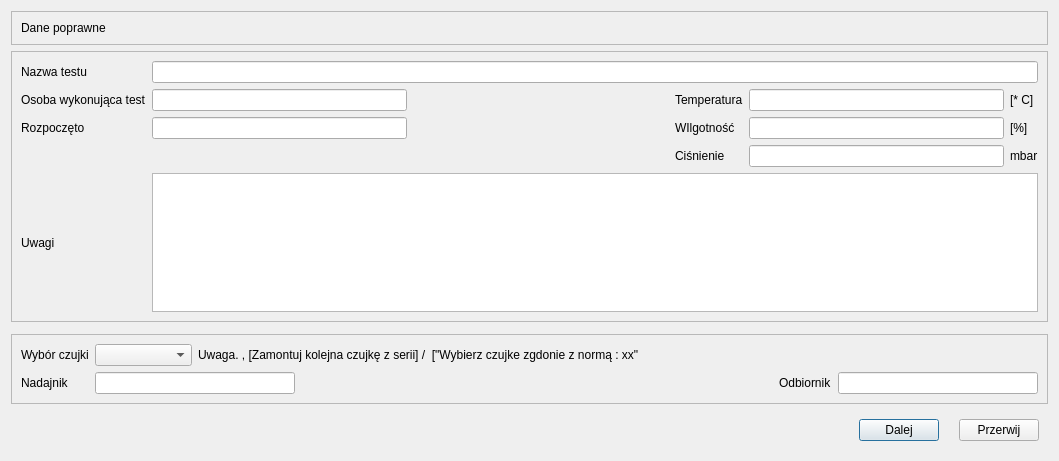
The window that CzujkiLinioweApp/test1parametrytestu.ui (wiacekmarcin/CzujkiLiniowe) describes before a commit, drawn with Qt 5.
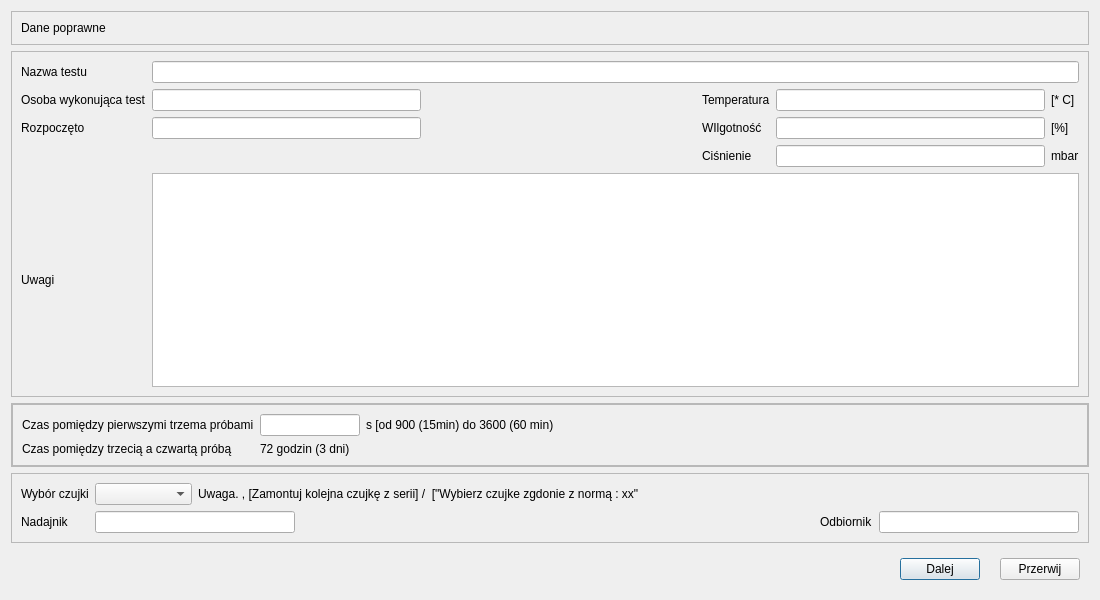
The same window after the commit. Icons and pictures are not drawn.

Diff of the .ui file:
```diff
--- a/CzujkiLinioweApp/test1parametrytestu.ui
+++ b/CzujkiLinioweApp/test1parametrytestu.ui
@@ -6,8 +6,8 @@
    <rect>
     <x>0</x>
     <y>0</y>
-    <width>1059</width>
-    <height>461</height>
+    <width>1100</width>
+    <height>600</height>
    </rect>
   </property>
   <property name="windowTitle">
@@ -165,6 +165,95 @@
      <property name="frameShadow">
       <enum>QFrame::Raised</enum>
      </property>
+     <layout class="QVBoxLayout" name="verticalLayout_2">
+      <property name="spacing">
+       <number>0</number>
+      </property>
+      <property name="leftMargin">
+       <number>0</number>
+      </property>
+      <property name="topMargin">
+       <number>0</number>
+      </property>
+      <property name="rightMargin">
+       <number>0</number>
+      </property>
+      <property name="bottomMargin">
+       <number>0</number>
+      </property>
+      <item>
+       <widget class="QFrame" name="frame_powtarzalnosc">
+        <property name="frameShape">
+         <enum>QFrame::StyledPanel</enum>
+        </property>
+        <property name="frameShadow">
+         <enum>QFrame::Raised</enum>
+        </property>
+        <layout class="QGridLayout" name="gridLayout_3">
+         <item row="0" column="0">
+          <widget class="QLabel" name="label_11">
+           <property name="text">
+            <string>Czas pomiędzy pierwszymi trzema próbami</string>
+           </property>
+          </widget>
+         </item>
+         <item row="0" column="1">
+          <widget class="QLineEdit" name="powtarzalnosc_czas">
+           <property name="minimumSize">
+            <size>
+             <width>100</width>
+             <height>0</height>
+            </size>
+           </property>
+           <property name="maximumSize">
+            <size>
+             <width>100</width>
+             <height>16777215</height>
+            </size>
+           </property>
+           <property name="maxLength">
+            <number>8</number>
+           </property>
+          </widget>
+         </item>
+         <item row="0" column="3">
+          <spacer name="horizontalSpacer_3">
+           <property name="orientation">
+            <enum>Qt::Horizontal</enum>
+           </property>
+           <property name="sizeHint" stdset="0">
+            <size>
+             <width>40</width>
+             <height>20</height>
+            </size>
+           </property>
+          </spacer>
+         </item>
+         <item row="1" column="0">
+          <widget class="QLabel" name="label_12">
+           <property name="text">
+            <string>Czas pomiędzy trzecią a czwartą próbą</string>
+           </property>
+          </widget>
+         </item>
+         <item row="1" column="1">
+          <widget class="QLabel" name="label_13">
+           <property name="text">
+            <string>72 godzin (3 dni)</string>
+           </property>
+          </widget>
+         </item>
+         <item row="0" column="2">
+          <widget class="QLabel" name="label_14">
+           <property name="text">
+            <string>s [od 900 (15min) do 3600 (60 min)</string>
+           </property>
+          </widget>
+         </item>
+        </layout>
+       </widget>
+      </item>
+     </layout>
     </widget>
    </item>
    <item>
```
